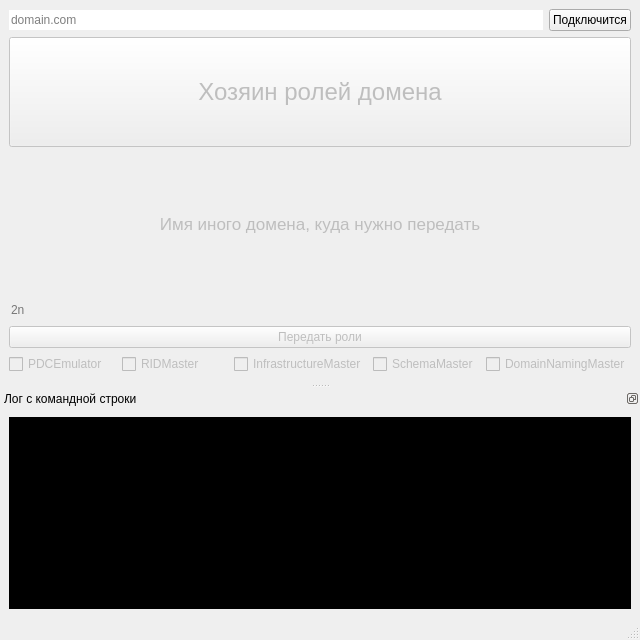
This is controller_ui.ui in Paikerite/Change-controller-domain-CCD as Qt 5 draws it before an edit. The edited form follows.
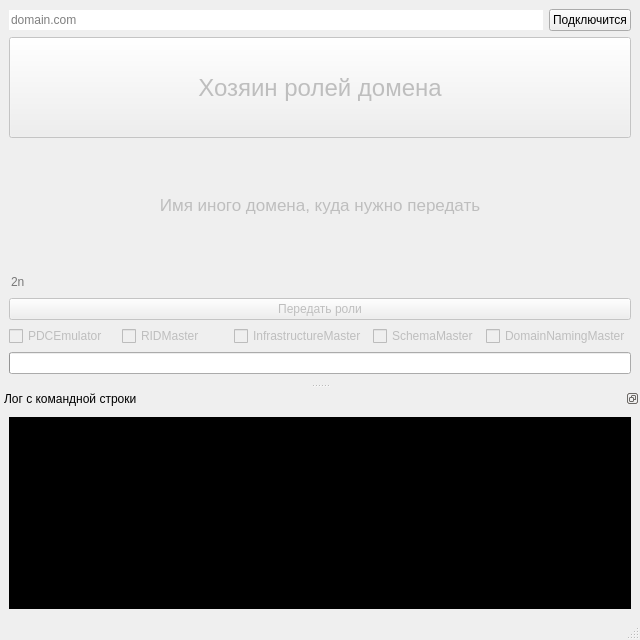
This is the edited form. Icons and pictures are not drawn.

Commit message: add infinity progress bar and change all gui to PySide2.

```diff
--- a/controller_ui.ui
+++ b/controller_ui.ui
@@ -24,7 +24,7 @@
    <enum>QTabWidget::Rounded</enum>
   </property>
   <widget class="QWidget" name="centralwidget">
-   <layout class="QVBoxLayout" name="verticalLayout_2" stretch="0,1,2">
+   <layout class="QVBoxLayout" name="verticalLayout_2" stretch="0,1,2,0">
     <item>
      <layout class="QHBoxLayout" name="horizontalLayout">
       <item>
@@ -281,6 +281,31 @@
       </item>
      </layout>
     </item>
+    <item>
+     <widget class="QProgressBar" name="progressBar_waiting">
+      <property name="enabled">
+       <bool>true</bool>
+      </property>
+      <property name="minimum">
+       <number>0</number>
+      </property>
+      <property name="maximum">
+       <number>1</number>
+      </property>
+      <property name="value">
+       <number>0</number>
+      </property>
+      <property name="textVisible">
+       <bool>false</bool>
+      </property>
+      <property name="orientation">
+       <enum>Qt::Horizontal</enum>
+      </property>
+      <property name="invertedAppearance">
+       <bool>false</bool>
+      </property>
+     </widget>
+    </item>
    </layout>
   </widget>
   <widget class="QStatusBar" name="statusbar"/>
```
Left out of the diff: 1 changed line with no effect on the pictures. The commit also changes 2 other files.
